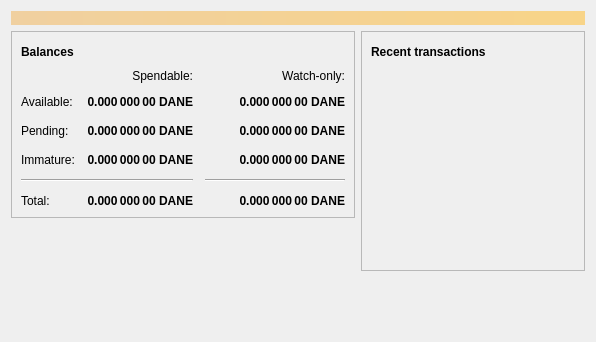
The window that src/qt/forms/overviewpage.ui (danecoin/Danecoin) describes before a commit, drawn with Qt 5.
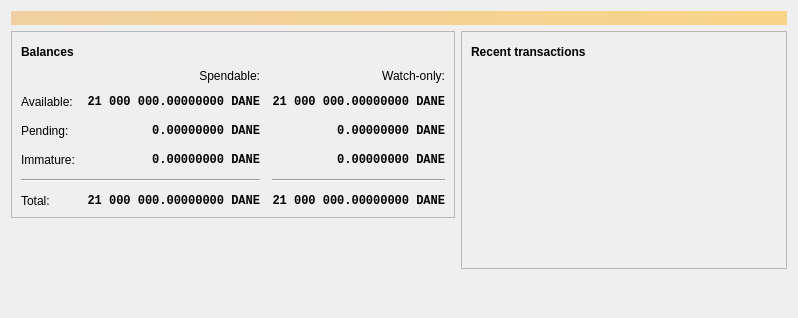
The same window after the commit. Icons and pictures are not drawn.

```diff
--- a/src/qt/forms/overviewpage.ui
+++ b/src/qt/forms/overviewpage.ui
@@ -6,8 +6,8 @@
    <rect>
     <x>0</x>
     <y>0</y>
-    <width>596</width>
-    <height>342</height>
+    <width>798</width>
+    <height>318</height>
    </rect>
   </property>
   <property name="windowTitle">
@@ -118,6 +118,7 @@
              <widget class="QLabel" name="labelWatchPending">
               <property name="font">
                <font>
+                <family>Monospace</family>
                 <weight>75</weight>
                 <bold>true</bold>
                </font>
@@ -129,7 +130,7 @@
                <string>Unconfirmed transactions to watch-only addresses</string>
               </property>
               <property name="text">
-               <string notr="true">0.000 000 00 DANE</string>
+               <string notr="true">0.00000000 DANE</string>
               </property>
               <property name="alignment">
                <set>Qt::AlignRight|Qt::AlignTrailing|Qt::AlignVCenter</set>
@@ -143,6 +144,7 @@
              <widget class="QLabel" name="labelUnconfirmed">
               <property name="font">
                <font>
+                <family>Monospace</family>
                 <weight>75</weight>
                 <bold>true</bold>
                </font>
@@ -154,7 +156,7 @@
                <string>Total of transactions that have yet to be confirmed, and do not yet count toward the spendable balance</string>
               </property>
               <property name="text">
-               <string notr="true">0.000 000 00 DANE</string>
+               <string notr="true">0.00000000 DANE</string>
               </property>
               <property name="alignment">
                <set>Qt::AlignRight|Qt::AlignTrailing|Qt::AlignVCenter</set>
@@ -168,6 +170,7 @@
              <widget class="QLabel" name="labelWatchImmature">
               <property name="font">
                <font>
+                <family>Monospace</family>
                 <weight>75</weight>
                 <bold>true</bold>
                </font>
@@ -179,7 +182,7 @@
                <string>Mined balance in watch-only addresses that has not yet matured</string>
               </property>
               <property name="text">
-               <string notr="true">0.000 000 00 DANE</string>
+               <string notr="true">0.00000000 DANE</string>
               </property>
               <property name="alignment">
                <set>Qt::AlignRight|Qt::AlignTrailing|Qt::AlignVCenter</set>
@@ -226,6 +229,7 @@
              <widget class="QLabel" name="labelImmature">
               <property name="font">
                <font>
+                <family>Monospace</family>
                 <weight>75</weight>
                 <bold>true</bold>
                </font>
@@ -237,7 +241,7 @@
                <string>Mined balance that has not yet matured</string>
               </property>
               <property name="text">
-               <string notr="true">0.000 000 00 DANE</string>
+               <string notr="true">0.00000000 DANE</string>
               </property>
               <property name="alignment">
                <set>Qt::AlignRight|Qt::AlignTrailing|Qt::AlignVCenter</set>
@@ -271,6 +275,7 @@
              <widget class="QLabel" name="labelTotal">
               <property name="font">
                <font>
+                <family>Monospace</family>
                 <weight>75</weight>
                 <bold>true</bold>
                </font>
@@ -282,7 +287,7 @@
                <string>Your current total balance</string>
               </property>
               <property name="text">
-               <string notr="true">0.000 000 00 DANE</string>
+               <string notr="true">21 000 000.00000000 DANE</string>
               </property>
               <property name="alignment">
                <set>Qt::AlignRight|Qt::AlignTrailing|Qt::AlignVCenter</set>
@@ -296,6 +301,7 @@
              <widget class="QLabel" name="labelWatchTotal">
               <property name="font">
                <font>
+                <family>Monospace</family>
                 <weight>75</weight>
                 <bold>true</bold>
                </font>
@@ -307,7 +313,7 @@
                <string>Current total balance in watch-only addresses</string>
               </property>
               <property name="text">
-               <string notr="true">0.000 000 00 DANE</string>
+               <string notr="true">21 000 000.00000000 DANE</string>
               </property>
               <property name="alignment">
                <set>Qt::AlignRight|Qt::AlignTrailing|Qt::AlignVCenter</set>
@@ -338,6 +344,7 @@
              <widget class="QLabel" name="labelBalance">
               <property name="font">
                <font>
+                <family>Monospace</family>
                 <weight>75</weight>
                 <bold>true</bold>
                </font>
@@ -349,7 +356,7 @@
                <string>Your current spendable balance</string>
               </property>
               <property name="text">
-               <string notr="true">0.000 000 00 DANE</string>
+               <string notr="true">21 000 000.00000000 DANE</string>
               </property>
               <property name="alignment">
                <set>Qt::AlignRight|Qt::AlignTrailing|Qt::AlignVCenter</set>
@@ -363,6 +370,7 @@
              <widget class="QLabel" name="labelWatchAvailable">
               <property name="font">
                <font>
+                <family>Monospace</family>
                 <weight>75</weight>
                 <bold>true</bold>
                </font>
@@ -374,7 +382,7 @@
                <string>Your current balance in watch-only addresses</string>
               </property>
               <property name="text">
-               <string notr="true">0.000 000 00 DANE</string>
+               <string notr="true">21 000 000.00000000 DANE</string>
               </property>
               <property name="alignment">
                <set>Qt::AlignRight|Qt::AlignTrailing|Qt::AlignVCenter</set>
```
